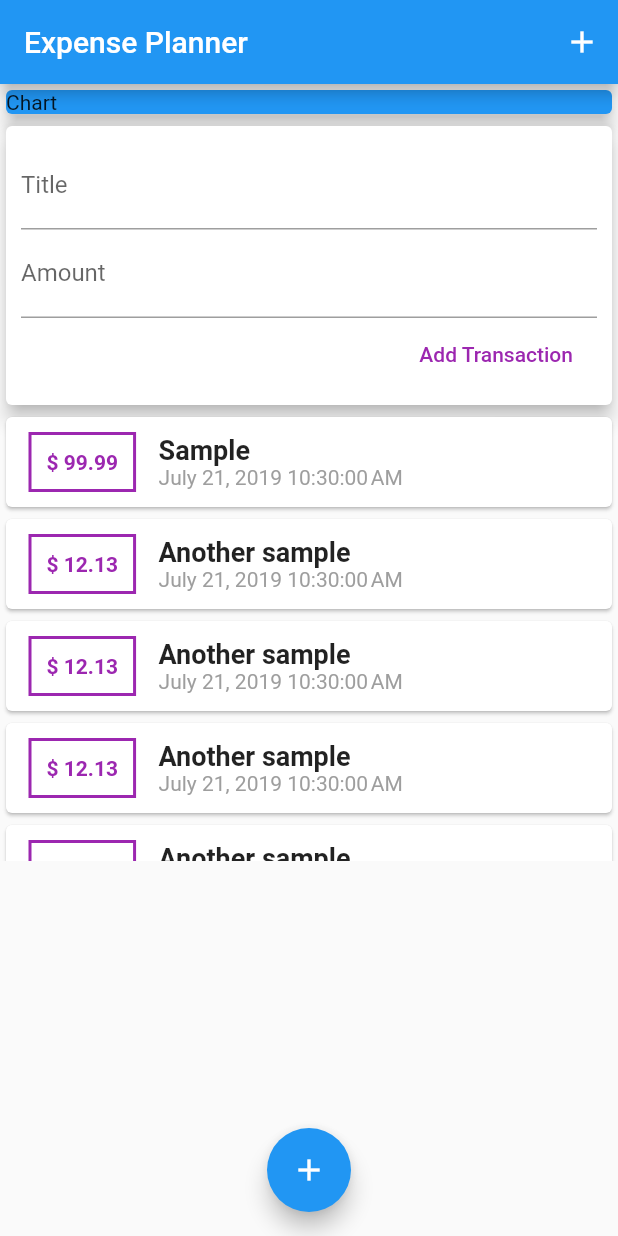
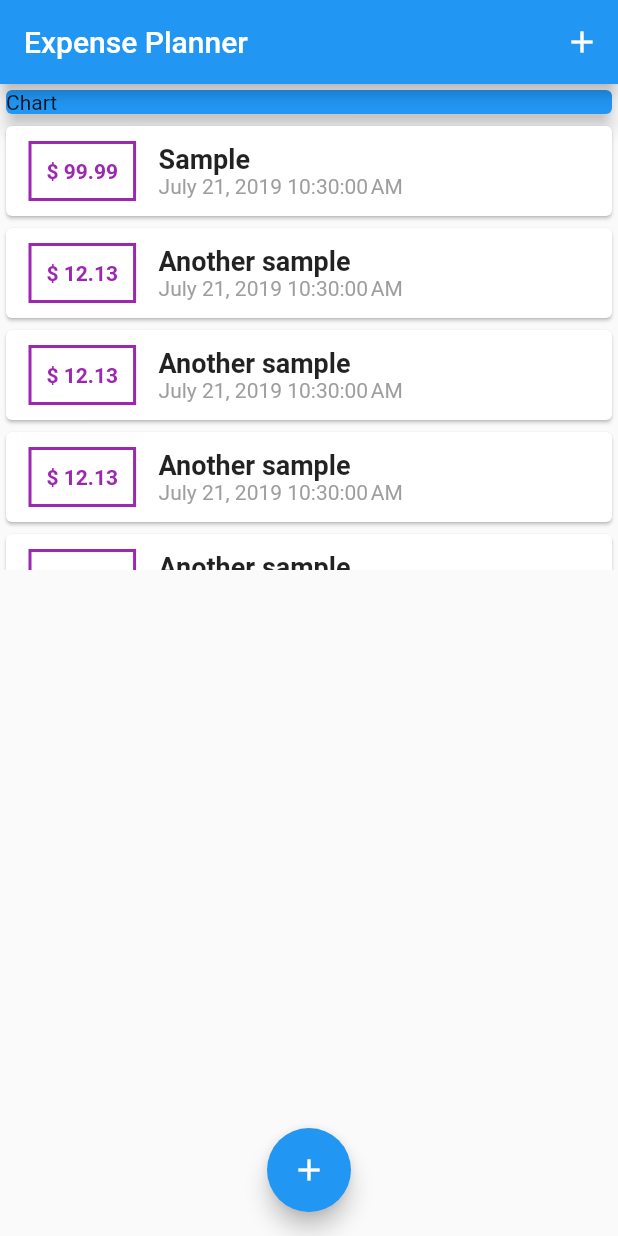
Before and after one commit to FrancaTM/expense-planner, a Flutter app: the screen it shows after launch, on a phone screen of 412 x 824 dp. Run offline on Flutter 3.47's test engine with Material 2 defaults, Android fonts, the phone set to English and light mode, and no system bars.

```diff
--- a/lib/main.dart
+++ b/lib/main.dart
@@ -1,6 +1,8 @@
 import 'package:flutter/material.dart';
 
-import 'package:expense_planner/widgets/user_transactions.dart';
+import 'package:expense_planner/models/transaction.dart';
+import 'package:expense_planner/widgets/transaction_list.dart';
+import 'package:expense_planner/widgets/new_transaction.dart';
 
 void main() => runApp(MyApp());
 
@@ -14,7 +16,113 @@ class MyApp extends StatelessWidget {
   }
 }
 
-class MyHomePage extends StatelessWidget {
+class MyHomePage extends StatefulWidget {
+  @override
+  _MyHomePageState createState() => _MyHomePageState();
+}
+
+class _MyHomePageState extends State<MyHomePage> {
+  final List<Transaction> _userTransactions = [
+    Transaction(
+      id: 't1',
+      title: 'Sample',
+      amount: 99.99,
+      date: DateTime.now(),
+    ),
+    Transaction(
+      id: 't2',
+      title: 'Another sample',
+      amount: 12.13,
+      date: DateTime.now(),
+    ),
+    Transaction(
+      id: 't2',
+      title: 'Another sample',
+      amount: 12.13,
+      date: DateTime.now(),
+    ),
+    Transaction(
+      id: 't2',
+      title: 'Another sample',
+      amount: 12.13,
+      date: DateTime.now(),
+    ),
+    Transaction(
+      id: 't2',
+      title: 'Another sample',
+      amount: 12.13,
+      date: DateTime.now(),
+    ),
+    Transaction(
+      id: 't2',
+      title: 'Another sample',
+      amount: 12.13,
+      date: DateTime.now(),
+    ),
+    Transaction(
+      id: 't2',
+      title: 'Another sample',
+      amount: 12.13,
+      date: DateTime.now(),
+    ),
+    Transaction(
+      id: 't2',
+      title: 'Another sample',
+      amount: 12.13,
+      date: DateTime.now(),
+    ),
+    Transaction(
+      id: 't2',
+      title: 'Another sample',
+      amount: 12.13,
+      date: DateTime.now(),
+    ),
+    Transaction(
+      id: 't2',
+      title: 'Another sample',
+      amount: 12.13,
+      date: DateTime.now(),
+    ),
+    Transaction(
+      id: 't2',
+      title: 'Another sample',
+      amount: 12.13,
+      date: DateTime.now(),
+    ),
+    Transaction(
+      id: 't2',
+      title: 'Another sample',
+      amount: 12.13,
+      date: DateTime.now(),
+    ),
+  ];
+
+  void _addNewTransaction(String txTitle, double txAmount) {
+    final newTx = Transaction(
+      title: txTitle,
+      amount: txAmount,
+      date: DateTime.now(),
+      id: DateTime.now().toString(),
+    );
+
+    setState(() {
+      _userTransactions.add(newTx);
+    });
+  }
+
+  void _startAddNewTransaction(BuildContext ctx) {
+    showModalBottomSheet(
+      context: ctx,
+      builder: (builderCtx) {
+        return GestureDetector(
+          onTap: () {},
+          behavior: HitTestBehavior.opaque,
+          child: NewTransaction(_addNewTransaction),
+        );
+      },
+    );
+  }
+
   @override
   Widget build(BuildContext context) {
     return Scaffold(
@@ -23,7 +131,7 @@ class MyHomePage extends StatelessWidget {
         actions: <Widget>[
           IconButton(
             icon: Icon(Icons.add),
-            onPressed: () {},
+            onPressed: () => _startAddNewTransaction(context),
           ),
         ],
       ),
@@ -39,14 +147,14 @@ class MyHomePage extends StatelessWidget {
                 elevation: 5,
               ),
             ),
-            UserTransactions(),
+            TransactionList(_userTransactions),
           ],
         ),
       ),
       floatingActionButtonLocation: FloatingActionButtonLocation.centerFloat,
       floatingActionButton: FloatingActionButton(
         child: Icon(Icons.add),
-        onPressed: () {},
+        onPressed: () => _startAddNewTransaction(context),
       ),
     );
   }
--- a/lib/widgets/user_transactions.dart
+++ /dev/null
@@ -1,109 +0,0 @@
-import 'package:flutter/material.dart';
-import 'package:expense_planner/models/transaction.dart';
-import 'package:expense_planner/widgets/new_transaction.dart';
-import 'package:expense_planner/widgets/transaction_list.dart';
-
-class UserTransactions extends StatefulWidget {
-  @override
-  _UserTransactionsState createState() => _UserTransactionsState();
-}
-
-class _UserTransactionsState extends State<UserTransactions> {
-  final List<Transaction> _userTransactions = [
-    Transaction(
-      id: 't1',
-      title: 'Sample',
-      amount: 99.99,
-      date: DateTime.now(),
-    ),
-    Transaction(
-      id: 't2',
-      title: 'Another sample',
-      amount: 12.13,
-      date: DateTime.now(),
-    ),
-    Transaction(
-      id: 't2',
-      title: 'Another sample',
-      amount: 12.13,
-      date: DateTime.now(),
-    ),
-    Transaction(
-      id: 't2',
-      title: 'Another sample',
-      amount: 12.13,
-      date: DateTime.now(),
-    ),
-    Transaction(
-      id: 't2',
-      title: 'Another sample',
-      amount: 12.13,
-      date: DateTime.now(),
-    ),
-    Transaction(
-      id: 't2',
-      title: 'Another sample',
-      amount: 12.13,
-      date: DateTime.now(),
-    ),
-    Transaction(
-      id: 't2',
-      title: 'Another sample',
-      amount: 12.13,
-      date: DateTime.now(),
-    ),
-    Transaction(
-      id: 't2',
-      title: 'Another sample',
-      amount: 12.13,
-      date: DateTime.now(),
-    ),
-    Transaction(
-      id: 't2',
-      title: 'Another sample',
-      amount: 12.13,
-      date: DateTime.now(),
-    ),
-    Transaction(
-      id: 't2',
-      title: 'Another sample',
-      amount: 12.13,
-      date: DateTime.now(),
-    ),
-    Transaction(
-      id: 't2',
-      title: 'Another sample',
-      amount: 12.13,
-      date: DateTime.now(),
-    ),
-    Transaction(
-      id: 't2',
-      title: 'Another sample',
-      amount: 12.13,
-      date: DateTime.now(),
-    ),
-  ];
-
-  void _addNewTransaction(String txTitle, double txAmount) {
-    final newTx = Transaction(
-      title: txTitle,
-      amount: txAmount,
-      date: DateTime.now(),
-      id: DateTime.now().toString(),
-    );
-
-    setState(() {
-      _userTransactions.add(newTx);
-    });
-  }
-
-  @override
-  Widget build(BuildContext context) {
-    return Column(
-      children: <Widget>[
-        NewTransaction(_addNewTransaction),
-        TransactionList(_userTransactions),
-      ],
-    );
-  }
-}
```
